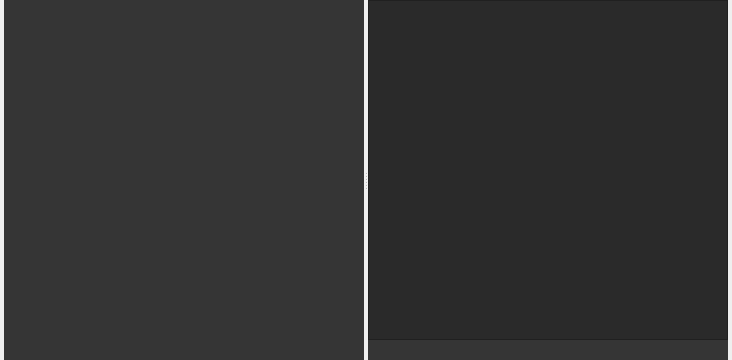
Old version of the form Editor/Source/CrystalEditor/Private/Editor/CrystalEditor/AssetsView/AssetsView.ui in the repository neelmewada/CrystalEngine.
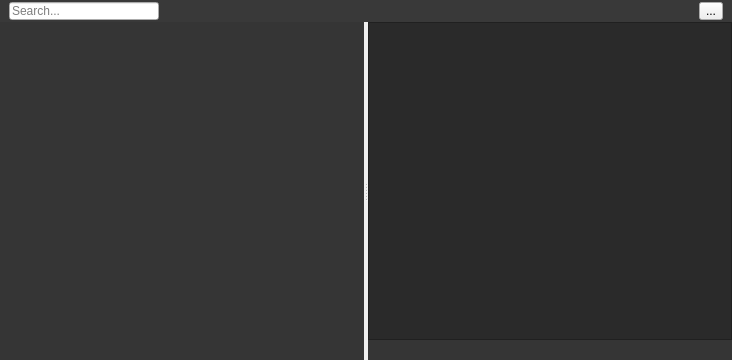
New version of the form.

The edit to the form file:
```diff
--- a/Editor/Source/CrystalEditor/Private/Editor/CrystalEditor/AssetsView/AssetsView.ui
+++ b/Editor/Source/CrystalEditor/Private/Editor/CrystalEditor/AssetsView/AssetsView.ui
@@ -15,20 +15,95 @@
   </property>
   <layout class="QVBoxLayout" name="verticalLayout">
    <property name="spacing">
-    <number>2</number>
+    <number>0</number>
    </property>
    <property name="leftMargin">
-    <number>4</number>
+    <number>0</number>
    </property>
    <property name="topMargin">
     <number>0</number>
    </property>
    <property name="rightMargin">
-    <number>4</number>
+    <number>0</number>
    </property>
    <property name="bottomMargin">
     <number>0</number>
    </property>
+   <item>
+    <widget class="QFrame" name="topBar">
+     <property name="maximumSize">
+      <size>
+       <width>16777215</width>
+       <height>22</height>
+      </size>
+     </property>
+     <property name="styleSheet">
+      <string notr="true">#topBar {
+	
+	background-color: rgb(57, 57, 57);
+}</string>
+     </property>
+     <property name="frameShape">
+      <enum>QFrame::NoFrame</enum>
+     </property>
+     <property name="frameShadow">
+      <enum>QFrame::Plain</enum>
+     </property>
+     <layout class="QHBoxLayout" name="horizontalLayout_2">
+      <property name="topMargin">
+       <number>2</number>
+      </property>
+      <property name="bottomMargin">
+       <number>2</number>
+      </property>
+      <item>
+       <widget class="QLineEdit" name="searchInput">
+        <property name="sizePolicy">
+         <sizepolicy hsizetype="Expanding" vsizetype="Fixed">
+          <horstretch>0</horstretch>
+          <verstretch>0</verstretch>
+         </sizepolicy>
+        </property>
+        <property name="maximumSize">
+         <size>
+          <width>150</width>
+          <height>16777215</height>
+         </size>
+        </property>
+        <property name="placeholderText">
+         <string>Search...</string>
+        </property>
+       </widget>
+      </item>
+      <item>
+       <spacer name="horizontalSpacer">
+        <property name="orientation">
+         <enum>Qt::Horizontal</enum>
+        </property>
+        <property name="sizeHint" stdset="0">
+         <size>
+          <width>80</width>
+          <height>20</height>
+         </size>
+        </property>
+       </spacer>
+      </item>
+      <item>
+       <widget class="QToolButton" name="toolButton">
+        <property name="sizePolicy">
+         <sizepolicy hsizetype="Fixed" vsizetype="Fixed">
+          <horstretch>0</horstretch>
+          <verstretch>0</verstretch>
+         </sizepolicy>
+        </property>
+        <property name="text">
+         <string>...</string>
+        </property>
+       </widget>
+      </item>
+     </layout>
+    </widget>
+   </item>
    <item>
     <widget class="QSplitter" name="splitter">
      <property name="orientation">
@@ -36,6 +111,9 @@
      </property>
      <widget class="QWidget" name="verticalLayoutWidget">
       <layout class="QVBoxLayout" name="leftLayout">
+       <property name="leftMargin">
+        <number>0</number>
+       </property>
        <item>
         <widget class="QTreeView" name="folderTreeView">
          <property name="font">
@@ -66,6 +144,9 @@
        <property name="spacing">
         <number>0</number>
        </property>
+       <property name="rightMargin">
+        <number>0</number>
+       </property>
        <item>
         <widget class="QTableView" name="assetsContentView">
          <property name="styleSheet">
```
